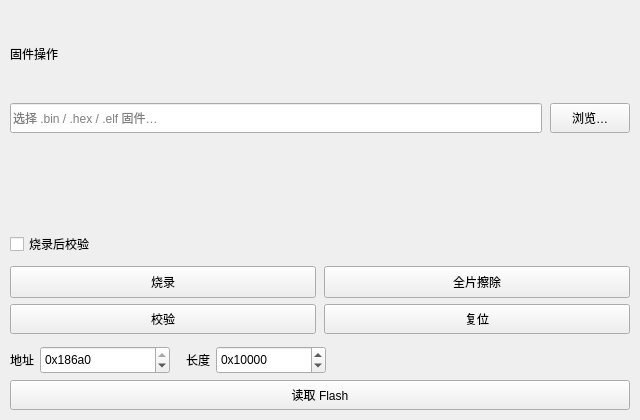
The window that etools/ui/forms/flash_panel.ui (youzhouchang/ETools) describes before a commit, drawn with Qt 5.
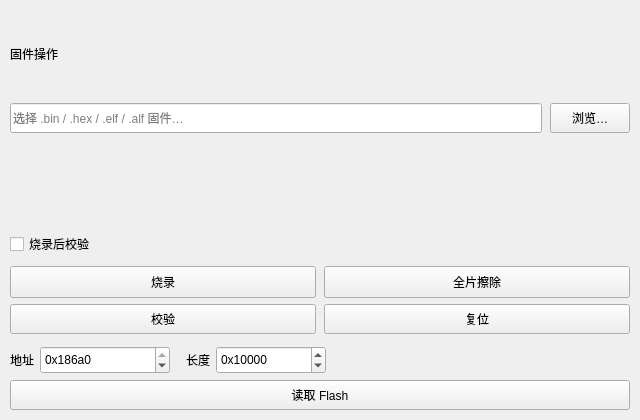
The same window after the commit.

What changed in the file:
```diff
--- a/etools/ui/forms/flash_panel.ui
+++ b/etools/ui/forms/flash_panel.ui
@@ -47,7 +47,7 @@
         </size>
        </property>
        <property name="placeholderText">
-        <string>选择 .bin / .hex / .elf 固件…</string>
+        <string>选择 .bin / .hex / .elf / .alf 固件…</string>
        </property>
       </widget>
      </item>
```
